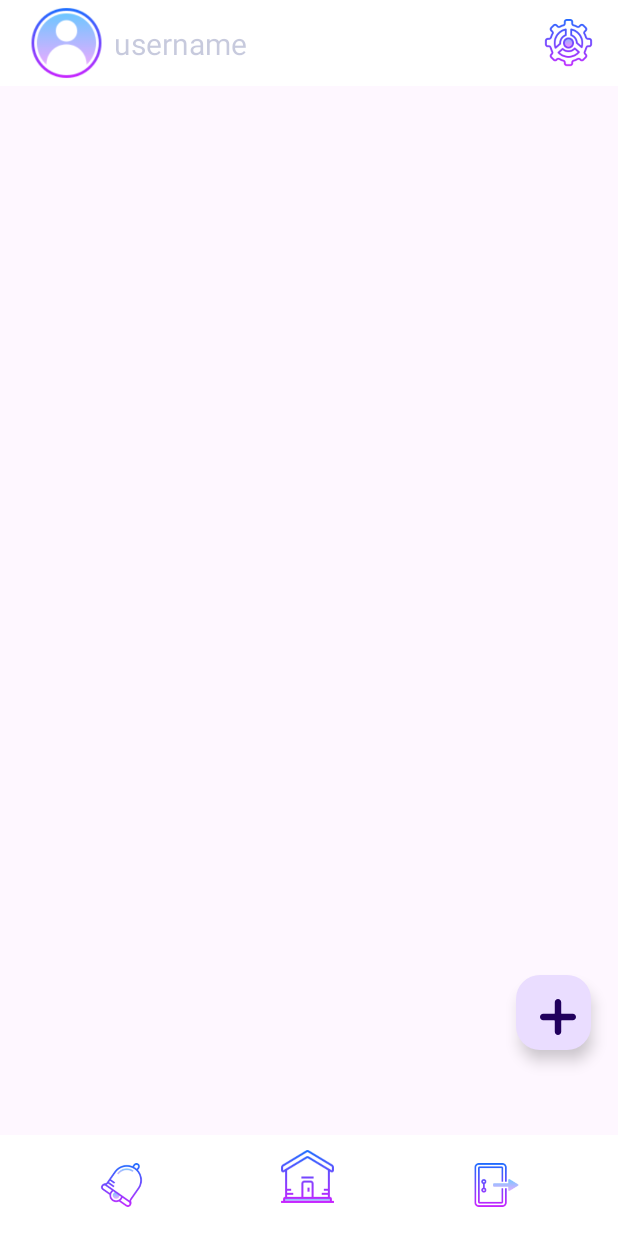
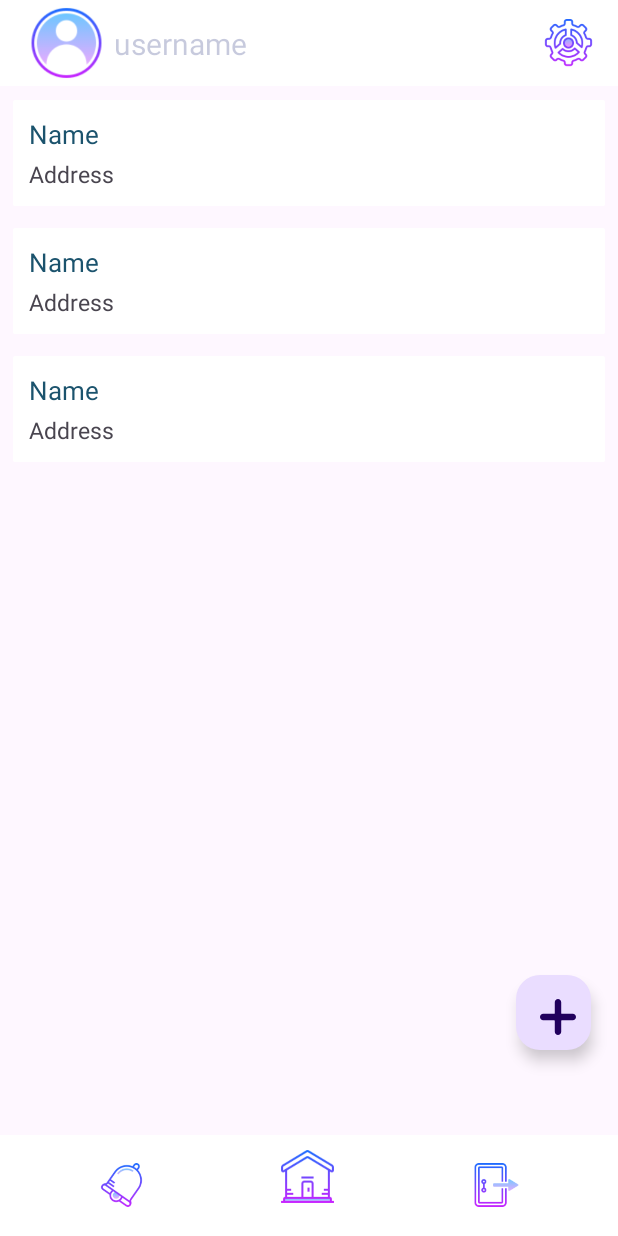
Before and after one commit to MaybeOmar/Schooler1, an Android app: the layout activity_course_list.xml on its own in the app's theme, with its tools: preview values and no code run, on a phone screen of 412 x 824 dp. Run offline under Robolectric (Android 15) with nearby library versions, the phone set to English and light mode, and no system bars.

Commit message:
link the recyclerview with the simple student card

```diff
--- a/app/src/main/AndroidManifest.xml
+++ b/app/src/main/AndroidManifest.xml
@@ -17,16 +17,13 @@
         android:theme="@style/Theme.SchoolManagementSystem"
         tools:targetApi="31">
         <activity
-            android:name=".SubjectListActivity"
+            android:name=".course_list"
             android:exported="false" />
         <activity
             android:name=".Registeration"
             android:exported="false" />
         <activity
             android:name=".AddSubjectActivity"
-            android:exported="false" />
-        <activity
-            android:name=".EditAttendance"
             android:exported="false" />
         <activity
             android:name=".RecyclerViews.ViewAssignmentRV"
--- a/app/src/main/res/layout/activity_course_list.xml
+++ b/app/src/main/res/layout/activity_course_list.xml
@@ -4,7 +4,7 @@
     xmlns:tools="http://schemas.android.com/tools"
     android:layout_width="match_parent"
     android:layout_height="match_parent"
-    tools:context=".SubjectListActivity">
+    tools:context=".course_list">
 
     <androidx.constraintlayout.widget.ConstraintLayout
         android:id="@+id/constraintLayout2"
@@ -153,9 +153,10 @@
         android:fillViewport="true"
         app:layout_constraintBottom_toBottomOf="parent"
         app:layout_constraintEnd_toEndOf="parent"
+        app:layout_constraintHorizontal_bias="0.0"
         app:layout_constraintStart_toStartOf="parent"
         app:layout_constraintTop_toTopOf="parent"
-        app:layout_constraintVertical_bias="1.0">
+        app:layout_constraintVertical_bias="0.0">
 
         <!-- RecyclerView to display a list of items -->
         <androidx.recyclerview.widget.RecyclerView
@@ -164,7 +165,8 @@
             android:layout_height="wrap_content"
             android:layout_marginTop="60dp"
             android:nestedScrollingEnabled="false"
-            app:layoutManager="androidx.recyclerview.widget.LinearLayoutManager" />
+            app:layoutManager="androidx.recyclerview.widget.LinearLayoutManager"
+            tools:listitem="@layout/simple_student_layout" />
 
     </androidx.core.widget.NestedScrollView>
 
--- a/build.gradle.kts
+++ b/build.gradle.kts
@@ -5,5 +5,5 @@ buildscript {
 }
 // Top-level build file where you can add configuration options common to all sub-projects/modules.
 plugins {
-    id("com.android.application") version "8.2.2" apply false
+    id("com.android.application") version "8.3.1" apply false
 }
```
Also changed, not shown: app/src/main/java/com/example/schoolmanagementsystem/SelectEduYear.java (+1 -12 lines), app/src/main/java/com/example/schoolmanagementsystem/course_list.java (renamed from app/src/main/java/com/example/schoolmanagementsystem/SubjectListActivity.java, +4 -4 lines), gradle/wrapper/gradle-wrapper.properties.
